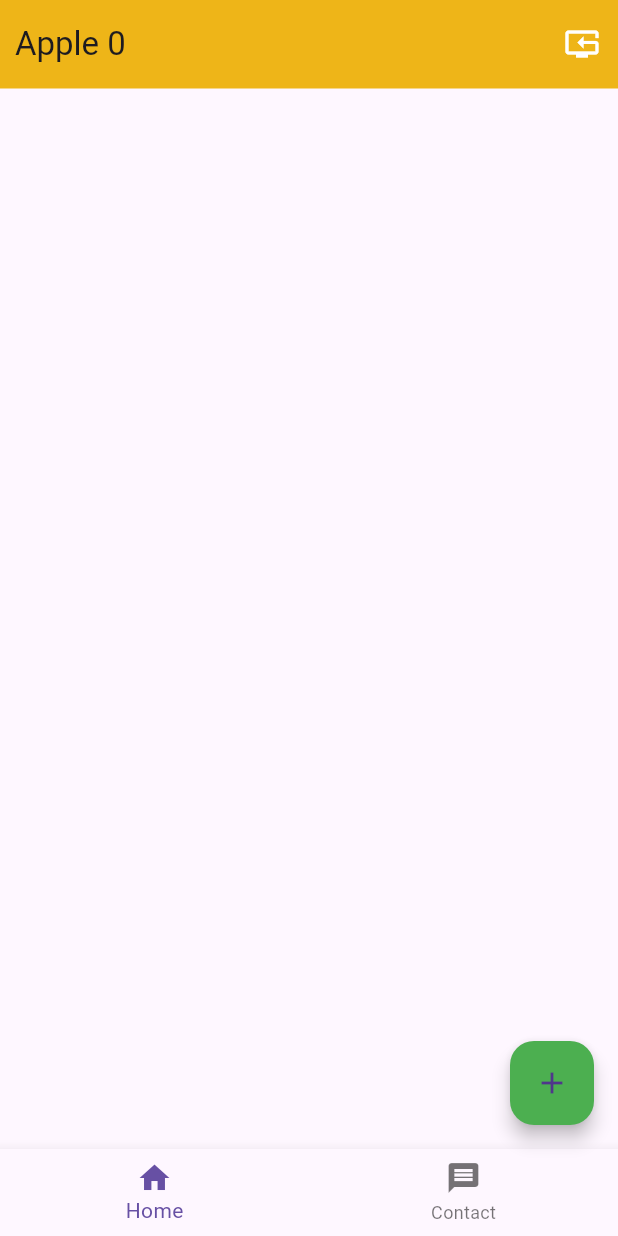
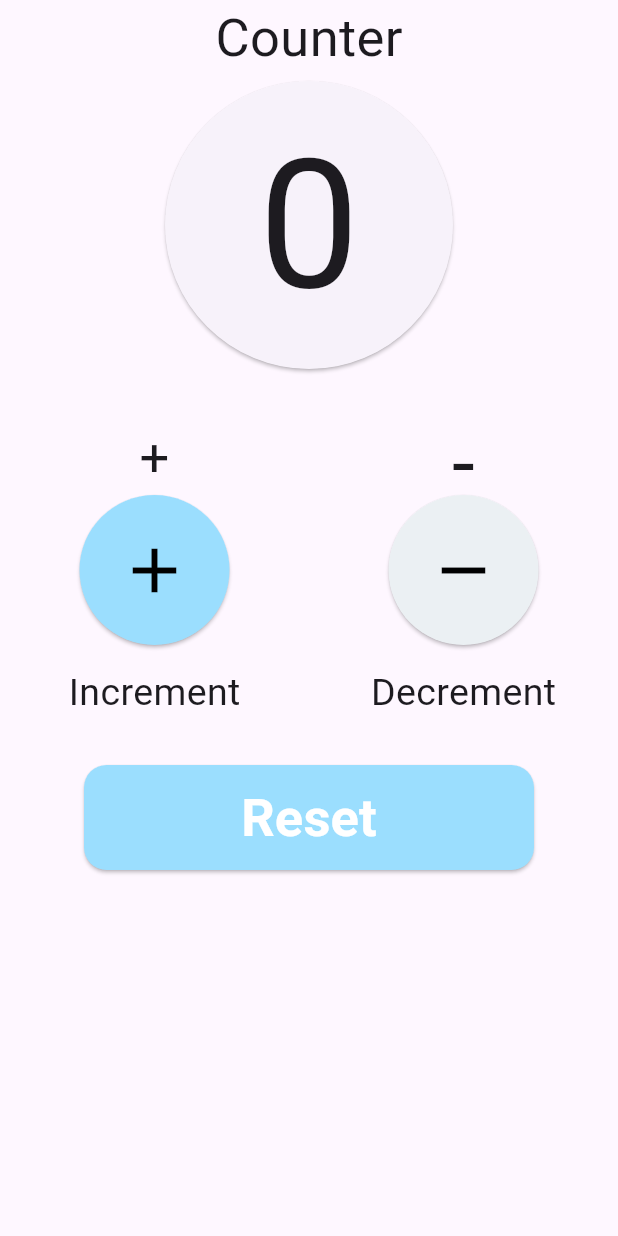
Before and after one commit to marufBS/learn-flutter, a Flutter app: the screen it shows after launch, on a phone screen of 412 x 824 dp. Run offline on Flutter 3.47's test engine with Material 3 defaults, Android fonts, the phone set to English and light mode, and no system bars; our stand-ins replace google_fonts.

Commit message:
counter app completed

```diff
--- a/lib/home_page.dart
+++ b/lib/home_page.dart
@@ -1,9 +1,5 @@
 import 'package:flutter/material.dart';
-
-// class MyStatefulCounterWidget extends StatefulWidget{
-//   @override
-//   HomeActivity createState() => HomeActivity();
-// }
+import 'package:google_fonts/google_fonts.dart';
 
 class HomeActivity extends StatefulWidget {
   const HomeActivity({super.key});
@@ -16,61 +12,173 @@ class HomeActivityState extends State<HomeActivity> {
   // const HomeActivity({super.key});
   int count = 0;
 
-  mySnackBar(message, context) {
-    return ScaffoldMessenger.of(
-      context,
-    ).showSnackBar(SnackBar(content: Text(message)));
-  }
-
   @override
   Widget build(BuildContext context) {
     return Scaffold(
       appBar: AppBar(
-        title: Text(
-          "Apple $count",
-          style: Theme.of(context).textTheme.titleLarge,
+        // title: Center(child: Text("Counter", style: TextStyle(fontSize: 35))),
+        // titleSpacing: 10,
+        toolbarHeight: 0,
+        // backgroundColor: Colors.green,
+        // elevation: 6,
+        // actions: [
+        //   IconButton(
+        //     onPressed: () {
+        //       setState(() {
+        //         count = 0;
+        //       });
+        //     },
+        //     icon: Icon(Icons.reset_tv),
+        //   ),
+        // ],
+        automaticallyImplyLeading: false,
       ),
-        titleSpacing: 10,
-        toolbarHeight: 59,
-        // backgroundColor: Colors.green,
-        elevation: 6,
-        actions: [
-          IconButton(
-            onPressed: () {
-              setState(() {
-                count=0;
-              });
-            },
-            icon: Icon(Icons.reset_tv),
+      body: SafeArea(
+        child: Center(
+          child: Column(
+            children: [
+              SizedBox(
+                child: Text("Counter", style: GoogleFonts.roboto(fontSize: 35)),
               ),
-        ],
+              SizedBox(
+                height: 200,
+                width: 200,
+                child: Card(
+                  shape: RoundedRectangleBorder(
+                    borderRadius: BorderRadius.circular(150),
                   ),
-      body: null,
-      floatingActionButton: FloatingActionButton(
+
+                  child: Align(
+                    alignment: Alignment.center,
+                    child: Text("$count", style: TextStyle(fontSize: 120)),
+                  ),
+                ),
+              ),
+              SizedBox(height: 50),
+              Row(
+                mainAxisAlignment: MainAxisAlignment.spaceAround,
+                children: [
+                  SizedBox(
+                    height: 180,
+                    width: 100,
+                    child: Stack(
+                      alignment: Alignment.topCenter,
+                      clipBehavior: Clip.none,
+                      children: [
+                        Positioned(
+                          top: -20,
+                          child: Text("+", style: TextStyle(fontSize: 35)),
+                        ),
+                        Positioned(
+                          top: 30,
+                          child: ElevatedButton(
                             onPressed: () {
                               setState(() {
                                 count++;
                               });
-          ;
                             },
-        backgroundColor: Colors.green,
-        elevation: 5,
-        child: Icon(Icons.add),
+                            style: ButtonStyle(
+                              backgroundColor: MaterialStateProperty.all(
+                                Color(0xFF9BDEFE),
                               ),
-      bottomNavigationBar: BottomNavigationBar(
-        currentIndex: 0,
-        items: [
-          BottomNavigationBarItem(icon: Icon(Icons.home), label: "Home"),
-          BottomNavigationBarItem(icon: Icon(Icons.message), label: "Contact"),
+                              fixedSize: MaterialStateProperty.all<Size>(
+                                Size(100, 100),
+                              ),
+                            ),
+                            child: Icon(
+                              Icons.add,
+                              size: 50,
+                              color: Colors.black,
+                            ),
+                          ),
+                        ),
+                        Positioned(
+                          bottom: 0,
+                          child: Text(
+                            "Increment",
+                            style: TextStyle(fontSize: 25),
+                          ),
+                        ),
                       ],
-        onTap: (int index) {
-          if (index == 0) {
-            Navigator.pushNamed(context, "/");
-          }
-          if (index == 1) {
-            Navigator.pushNamed(context, '/second');
+                    ),
+                  ),
+                  SizedBox(
+                    height: 180,
+                    width: 100,
+                    child: Stack(
+                      alignment: Alignment.topCenter,
+                      clipBehavior: Clip.none,
+                      children: [
+                        Positioned(
+                          top: -30,
+                          // right: 0,
+                          child: Text("-", style: TextStyle(fontSize: 55)),
+                        ),
+                        Positioned(
+                          top: 30,
+                          child: ElevatedButton(
+                            onPressed: () {
+                              if (count > 0) {
+                                setState(() {
+                                  count--;
+                                });
                               }
                             },
+                            style: ButtonStyle(
+                              fixedSize: MaterialStateProperty.all(
+                                Size(100, 100),
+                              ),
+                              backgroundColor: MaterialStateProperty.all(
+                                Color(0xFFEBF0F3),
+                              ),
+                            ),
+                            child: Icon(
+                              Icons.remove,
+                              size: 50,
+                              color: Colors.black,
+                            ),
+                          ),
+                        ),
+                        Positioned(
+                          bottom: 0,
+                          child: Text(
+                            "Decrement",
+                            style: TextStyle(fontSize: 25),
+                          ),
+                        ),
+                      ],
+                    ),
+                  ),
+                ],
+              ),
+              SizedBox(height: 30),
+              ElevatedButton(
+                onPressed: () {
+                  setState(() {
+                    count = 0;
+                  });
+                },
+                style: ButtonStyle(
+                  backgroundColor: MaterialStateProperty.all(Color(0xFF9BDEFE)),
+                  fixedSize: MaterialStateProperty.all(Size(300, 70)),
+                  shape: MaterialStateProperty.all(
+                    RoundedRectangleBorder(
+                      borderRadius: BorderRadius.circular(15),
+                    ),
+                  ),
+                ),
+                child: Text(
+                  "Reset",
+                  style: GoogleFonts.roboto(
+                    fontSize: 35,
+                    color: Colors.white,
+                    fontWeight: FontWeight.bold,
+                  ),
+                ),
+              ),
+            ],
+          ),
+        ),
       ),
       // endDrawer: Drawer(),
     );
--- a/lib/main.dart
+++ b/lib/main.dart
@@ -1,3 +1,4 @@
+import 'package:app1/route_manager.dart';
 import 'package:flutter/material.dart';
 import 'package:app1/theme.dart';
 import 'package:app1/home_page.dart';
@@ -18,10 +19,11 @@ class MyApp extends StatelessWidget {
       themeMode: ThemeMode.light,
       debugShowCheckedModeBanner: false,
       initialRoute: '/',
-      routes: {
-        '/': (context) => const HomeActivity(),
-        '/second': (context) => const SecondActivity(),
-      },
+      // routes: {
+      //   '/': (context) => const HomeActivity(),
+      //   '/second': (context) => const SecondActivity(),
+      // },
+      onGenerateRoute: RouteManager.generateRoute,
     );
   }
 }
--- /dev/null
+++ b/lib/route_manager.dart
@@ -0,0 +1,31 @@
+import 'package:flutter/material.dart';
+import 'home_page.dart';
+import 'second_page.dart';
+
+class RouteManager {
+  static Route<dynamic> generateRoute(RouteSettings settings) {
+    switch (settings.name) {
+      case '/':
+        return PageRouteBuilder(
+          pageBuilder:
+              (context, animation, secondaryAnimation) => const HomeActivity(),
+          transitionsBuilder: (context, animation, secondaryAnimation, child) {
+            return child; // কোনো ট্রানজিশন ইফেক্ট নেই
+          },
+          transitionDuration: Duration.zero,
+        );
+      case '/second':
+        return PageRouteBuilder(
+          pageBuilder:
+              (context, animation, secondaryAnimation) =>
+                  const SecondActivity(),
+          transitionsBuilder: (context, animation, secondaryAnimation, child) {
+            return child; // কোনো ট্রানজিশন ইফেক্ট নেই
+          },
+          transitionDuration: Duration.zero, // ট্রানজিশনের সময় শূন্য
+        );
+      default:
+        return MaterialPageRoute(builder: (context) => const HomeActivity());
+    }
+  }
+}
--- a/lib/second_page.dart
+++ b/lib/second_page.dart
@@ -1,5 +1,4 @@
 import 'package:flutter/material.dart';
-
 
 class SecondActivity extends StatelessWidget {
   const SecondActivity({super.key});
@@ -20,6 +19,7 @@ class SecondActivity extends StatelessWidget {
         toolbarHeight: 59,
         backgroundColor: Colors.green,
         elevation: 6,
+        automaticallyImplyLeading: false,
       ),
       floatingActionButton: FloatingActionButton(
         onPressed: () {
--- a/lib/theme.dart
+++ b/lib/theme.dart
@@ -1,18 +1,18 @@
 import 'package:flutter/material.dart';
 
-class AppTheme{
+class AppTheme {
   static final lightTheme = ThemeData(
     brightness: Brightness.light,
     primarySwatch: Colors.amber,
     appBarTheme: AppBarTheme(
-      backgroundColor: Colors.amber,
-      foregroundColor: Colors.white
+      backgroundColor: Colors.white,
+      foregroundColor: Colors.amber,
     ),
+
     // floatingActionButtonTheme: FloatingActionButtonThemeData(
     //   backgroundColor: Colors.amber,  // Light mode
     //   foregroundColor: Colors.white,
     // ),
-
   );
 
   static final darkTheme = ThemeData(
@@ -27,5 +27,4 @@ class AppTheme{
     //   foregroundColor: Colors.white,
     // ),
   );
-
 }
```
Also changed, not shown: pubspec.yaml (+3 -68 lines), pubspec.lock. Lines whose indentation alone changed are shown as unchanged.
